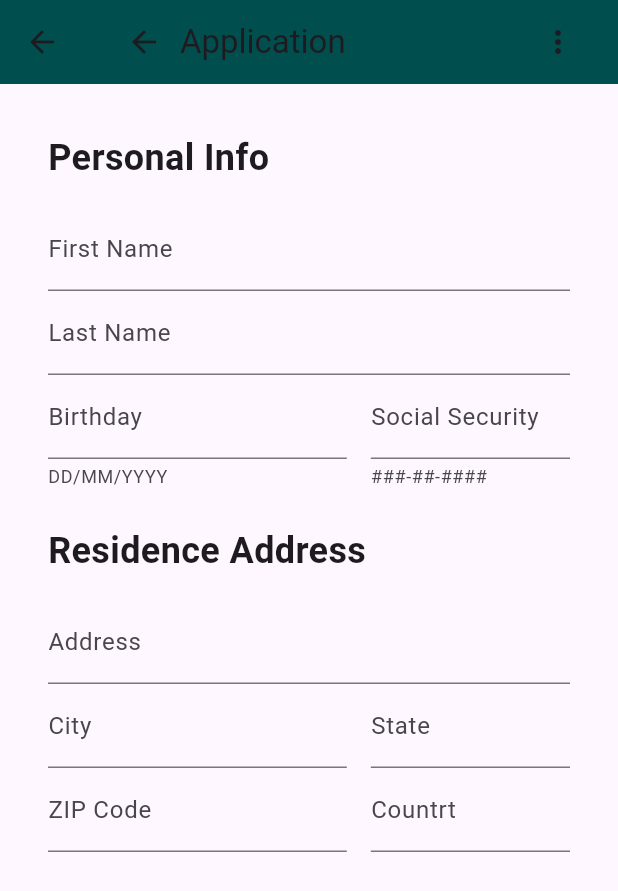
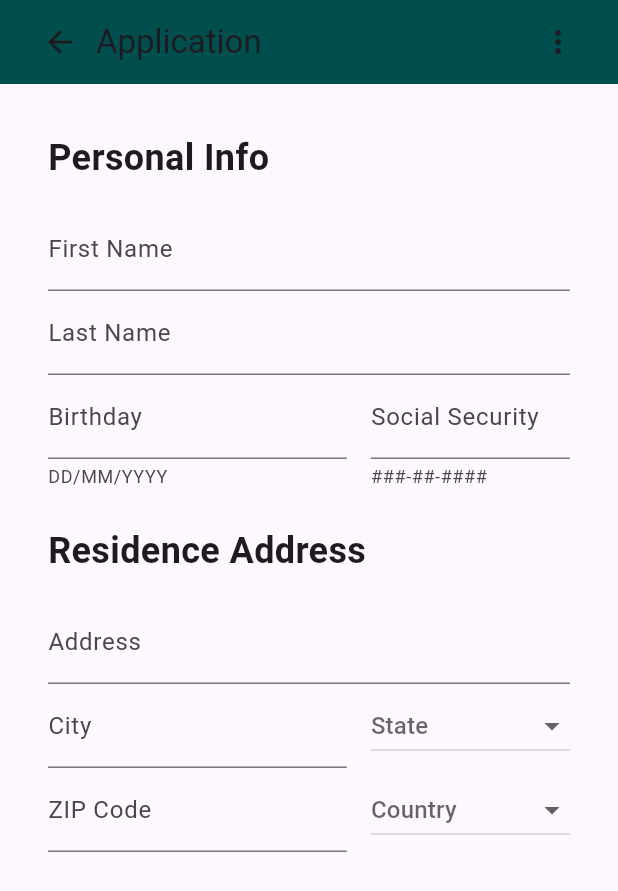
Before and after one commit to luisesales/Desenvolvimento-de-Sistemas-Para-Dispositivos-Moveis, a Flutter app: the Forms screen opened directly, on a phone screen of 412 x 824 dp. Shown: the top 891 px of the screen. Run offline on Flutter 3.47's test engine with Material 3 defaults, Android fonts, the phone set to English and light mode, and no system bars.

Commit message:
attempt to correct forms failed and correcting screen breaking bugs

```diff
--- a/mini_projeto_1/lib/cubeLayout.dart
+++ b/mini_projeto_1/lib/cubeLayout.dart
@@ -6,7 +6,7 @@
   @override
   Widget build(BuildContext context) {
     return Scaffold(
-      body: Column(
+      body: SingleChildScrollView(child : Column(
         children: [
           Row(
             children: [
@@ -139,7 +139,7 @@
           ),
         ],
       )
+    )
     );
-
   }
 }
--- a/mini_projeto_1/lib/forms.dart
+++ b/mini_projeto_1/lib/forms.dart
@@ -1,11 +1,18 @@
 import 'package:flutter/material.dart';
 
-class Forms extends StatelessWidget {
+class Forms extends StatefulWidget {
   const Forms({super.key});
 
   @override
+  State<Forms> createState() => _FormsState();
+}
+
+class _FormsState extends State<Forms> {
+  @override
   Widget build(BuildContext context) {
+    String? selectedCountry, selectedState;
     return Scaffold(
+      resizeToAvoidBottomInset: false,
       appBar: AppBar(
         title: Container(
           child: Row(
@@ -20,7 +27,7 @@
         ),
         backgroundColor: Color.fromRGBO(1, 78, 78, 1),
       ),
-      body: Container(
+      body: SingleChildScrollView(child : Container(
         padding: EdgeInsets.all(32),
         child: Column(
           crossAxisAlignment: CrossAxisAlignment.start,
@@ -136,16 +143,23 @@
                       SizedBox(width: 16), // Adiciona um espaço entre os campos
                       Expanded(
                         flex: 2,
-                        child: TextFormField(
-                          decoration: InputDecoration(
-                            labelText: 'State',
+                        child: Center(
+                          child: DropdownButton<String>(
+                            hint: Text(selectedState ?? "State"),
+                            value: selectedState,
+                            isExpanded: true,
+                            items: ["Rio Grande do Norte","Texas", "Christmas Island"].map((String item) {
+                              return DropdownMenuItem<String>(
+                                value: item,
+                                child: Text(item),
+                              );
+                            }).toList(),
+                            onChanged: (String? newValue) {
+                              setState(() {
+                                selectedCountry = newValue;
+                              });
+                            },
                           ),
-                          validator: (value) {
-                            if (value == null || value.isEmpty) {
-                              return 'Please insert a valid state';
-                            }
-                            return null;
-                          },
                         ),
                       ),
                     ],
@@ -169,15 +183,21 @@
                       SizedBox(width: 16), // Adiciona um espaço entre os campos
                       Expanded(
                         flex: 2,
-                        child: TextFormField(
-                          decoration: InputDecoration(
-                            labelText: 'Countrt',
-                          ),
-                          validator: (value) {
-                            if (value == null || value.isEmpty) {
-                              return 'Please insert a valid Country';
-                            }
-                            return null;
+                        child: DropdownButton<String>(
+                          hint: Text(selectedCountry ?? "Country"),
+                          value: selectedCountry,
+                          isExpanded: true,
+                          items: ["Brazil","E.U.A", "Australia"].map((String item) {
+                            return DropdownMenuItem<String>(
+                              value: item,
+                              child: Text(item),
+                            );
+                          }).toList(),
+                          onChanged: (String? newValue) {
+                            setState(() {
+                              selectedCountry = newValue;
+
+                            });
                           },
                         ),
                       ),
@@ -189,6 +209,7 @@
           ],
         ),
       ),
+    )
     );
   }
 }
--- a/mini_projeto_1/lib/main.dart
+++ b/mini_projeto_1/lib/main.dart
@@ -14,7 +14,7 @@
   Widget build(BuildContext context) {
     return MaterialApp(
       title: 'Meu App Ola Mundo',
-      home: CubeLayout(),
+      home: Forms(),
     );
   }
 }
```
